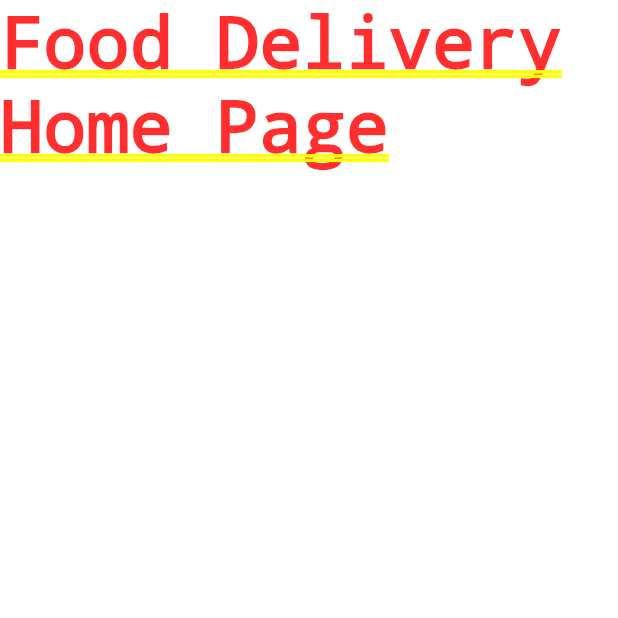
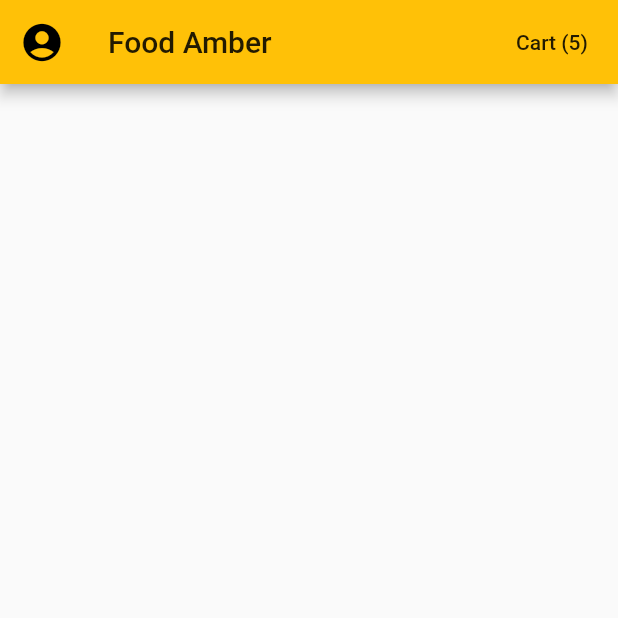
Before and after one commit to AbderrahmenBmz/Food_Delivery_UI_Flutter, a Flutter app: the screen it shows after launch, on a phone screen of 412 x 824 dp, the top half of it. Run offline on Flutter 3.47's test engine with Material 2 defaults, Android fonts, the phone set to English and light mode, and no system bars.

Commit message:
add home screen

```diff
--- a/lib/main.dart
+++ b/lib/main.dart
@@ -1,4 +1,5 @@
 import 'package:flutter/material.dart';
+import 'package:food_delivery/screens/home_screen.dart';
 
 void main() {
   runApp(MyApp());
@@ -12,10 +13,10 @@ class MyApp extends StatelessWidget {
       debugShowCheckedModeBanner: false,
       title: 'Food Delivery',
       theme: ThemeData(
-        primarySwatch: Colors.amber,
-        visualDensity: VisualDensity.adaptivePlatformDensity,
+        scaffoldBackgroundColor: Colors.grey[50],
+        primaryColor: Colors.amber,
       ),
-      home: Text('Food Delivery Home Page'),
+      home: HomeScreen(),
     );
   }
 }
--- /dev/null
+++ b/lib/screens/home_screen.dart
@@ -0,0 +1,32 @@
+import 'package:flutter/material.dart';
+import 'package:food_delivery/data/data.dart';
+
+class HomeScreen extends StatefulWidget {
+  @override
+  _HomeScreenState createState() => _HomeScreenState();
+}
+
+class _HomeScreenState extends State<HomeScreen> {
+  @override
+  Widget build(BuildContext context) {
+    return Scaffold(
+      appBar: AppBar(
+        leading: IconButton(
+          icon: Icon(Icons.account_circle),
+          iconSize: 30.0,
+          onPressed: () {},
+        ),
+        title: Text(
+          'Food Amber',
+          style: TextStyle(fontSize: 20.0),
+        ),
+        actions: <Widget>[
+          FlatButton(
+            onPressed: () {},
+            child: Text('Cart (${currentUser.cart.length})'),
+          )
+        ],
+      ),
+    );
+  }
+}
```
